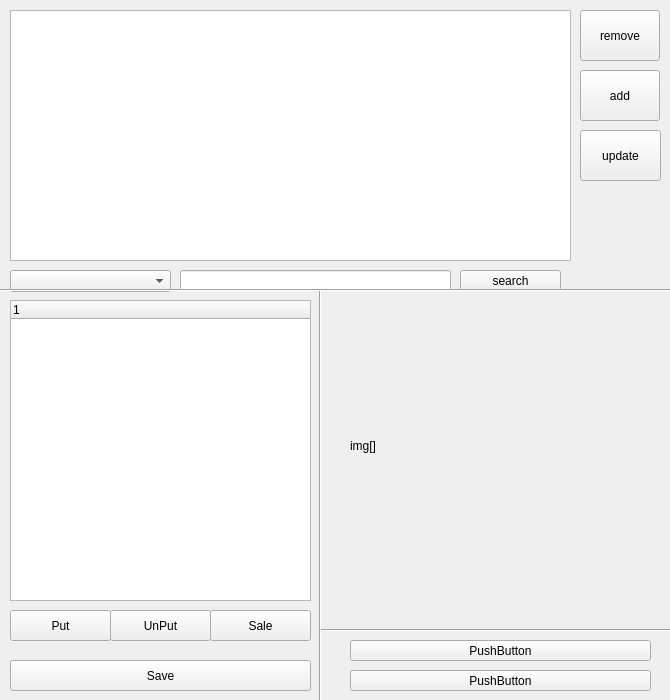
Old version of the form mainwindow.ui in the repository lol1pop/rgz_hmc_travel.
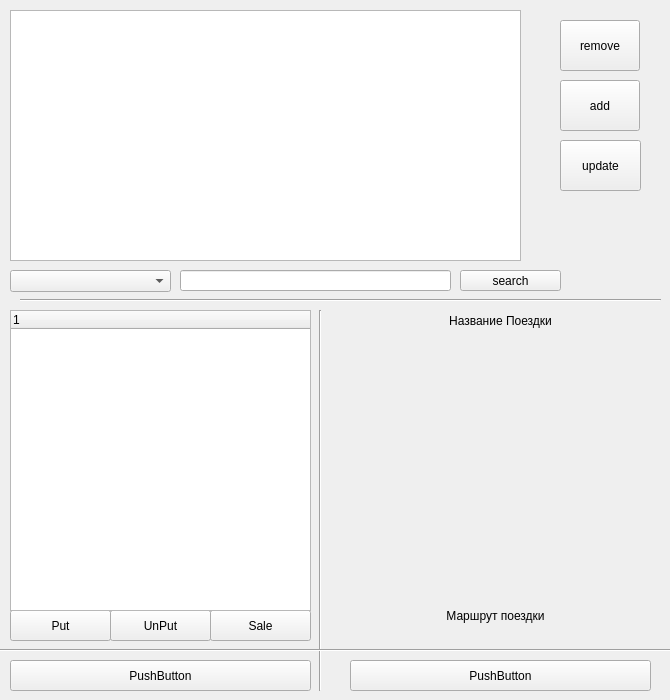
New version of the form.

What changed in the file:
```diff
--- a/mainwindow.ui
+++ b/mainwindow.ui
@@ -25,7 +25,7 @@
      <rect>
       <x>10</x>
       <y>10</y>
-      <width>561</width>
+      <width>511</width>
       <height>251</height>
      </rect>
     </property>
@@ -33,8 +33,8 @@
    <widget class="QPushButton" name="removeBtn">
     <property name="geometry">
      <rect>
-      <x>580</x>
-      <y>10</y>
+      <x>560</x>
+      <y>20</y>
       <width>80</width>
       <height>51</height>
      </rect>
@@ -46,8 +46,8 @@
    <widget class="QPushButton" name="updateBtn">
     <property name="geometry">
      <rect>
-      <x>580</x>
-      <y>130</y>
+      <x>560</x>
+      <y>140</y>
       <width>81</width>
       <height>51</height>
      </rect>
@@ -59,8 +59,8 @@
    <widget class="QPushButton" name="addBtn">
     <property name="geometry">
      <rect>
-      <x>580</x>
-      <y>70</y>
+      <x>560</x>
+      <y>80</y>
       <width>80</width>
       <height>51</height>
      </rect>
@@ -157,9 +157,9 @@
     <property name="geometry">
      <rect>
       <x>350</x>
-      <y>670</y>
+      <y>660</y>
       <width>301</width>
-      <height>21</height>
+      <height>31</height>
      </rect>
     </property>
     <property name="text">
@@ -169,10 +169,10 @@
    <widget class="QPushButton" name="pushButton_9">
     <property name="geometry">
      <rect>
-      <x>350</x>
-      <y>640</y>
+      <x>10</x>
+      <y>660</y>
       <width>301</width>
-      <height>21</height>
+      <height>31</height>
      </rect>
     </property>
     <property name="text">
@@ -183,9 +183,9 @@
     <property name="geometry">
      <rect>
       <x>350</x>
-      <y>330</y>
+      <y>340</y>
       <width>300</width>
-      <height>231</height>
+      <height>250</height>
      </rect>
     </property>
     <property name="maximumSize">
@@ -195,14 +195,17 @@
      </size>
     </property>
     <property name="text">
-     <string>img[]</string>
+     <string/>
+    </property>
+    <property name="alignment">
+     <set>Qt::AlignCenter</set>
     </property>
    </widget>
    <widget class="Line" name="line">
     <property name="geometry">
      <rect>
       <x>320</x>
-      <y>620</y>
+      <y>640</y>
       <width>351</width>
       <height>20</height>
      </rect>
@@ -215,9 +218,9 @@
     <property name="geometry">
      <rect>
       <x>310</x>
-      <y>290</y>
+      <y>310</y>
       <width>20</width>
-      <height>411</height>
+      <height>381</height>
      </rect>
     </property>
     <property name="orientation">
@@ -227,9 +230,9 @@
    <widget class="Line" name="line_3">
     <property name="geometry">
      <rect>
-      <x>0</x>
-      <y>280</y>
-      <width>681</width>
+      <x>20</x>
+      <y>290</y>
+      <width>641</width>
       <height>20</height>
      </rect>
     </property>
@@ -241,7 +244,7 @@
     <property name="geometry">
      <rect>
       <x>10</x>
-      <y>300</y>
+      <y>310</y>
       <width>301</width>
       <height>301</height>
      </rect>
@@ -256,39 +259,48 @@
     <property name="geometry">
      <rect>
       <x>350</x>
-      <y>300</y>
+      <y>310</y>
       <width>301</width>
       <height>21</height>
      </rect>
     </property>
     <property name="text">
-     <string/>
+     <string>Название Поездки</string>
+    </property>
+    <property name="alignment">
+     <set>Qt::AlignCenter</set>
     </property>
    </widget>
    <widget class="QLabel" name="routTravel">
     <property name="geometry">
      <rect>
       <x>330</x>
-      <y>570</y>
+      <y>590</y>
       <width>331</width>
       <height>51</height>
      </rect>
     </property>
     <property name="text">
-     <string/>
+     <string>Маршрут поездки</string>
+    </property>
+    <property name="textFormat">
+     <enum>Qt::AutoText</enum>
+    </property>
+    <property name="alignment">
+     <set>Qt::AlignCenter</set>
     </property>
    </widget>
-   <widget class="QPushButton" name="saveBtn">
+   <widget class="Line" name="line_4">
     <property name="geometry">
      <rect>
-      <x>10</x>
-      <y>660</y>
-      <width>301</width>
-      <height>31</height>
+      <x>0</x>
+      <y>640</y>
+      <width>321</width>
+      <height>20</height>
      </rect>
     </property>
-    <property name="text">
-     <string>Save</string>
+    <property name="orientation">
+     <enum>Qt::Horizontal</enum>
     </property>
    </widget>
   </widget>
```
